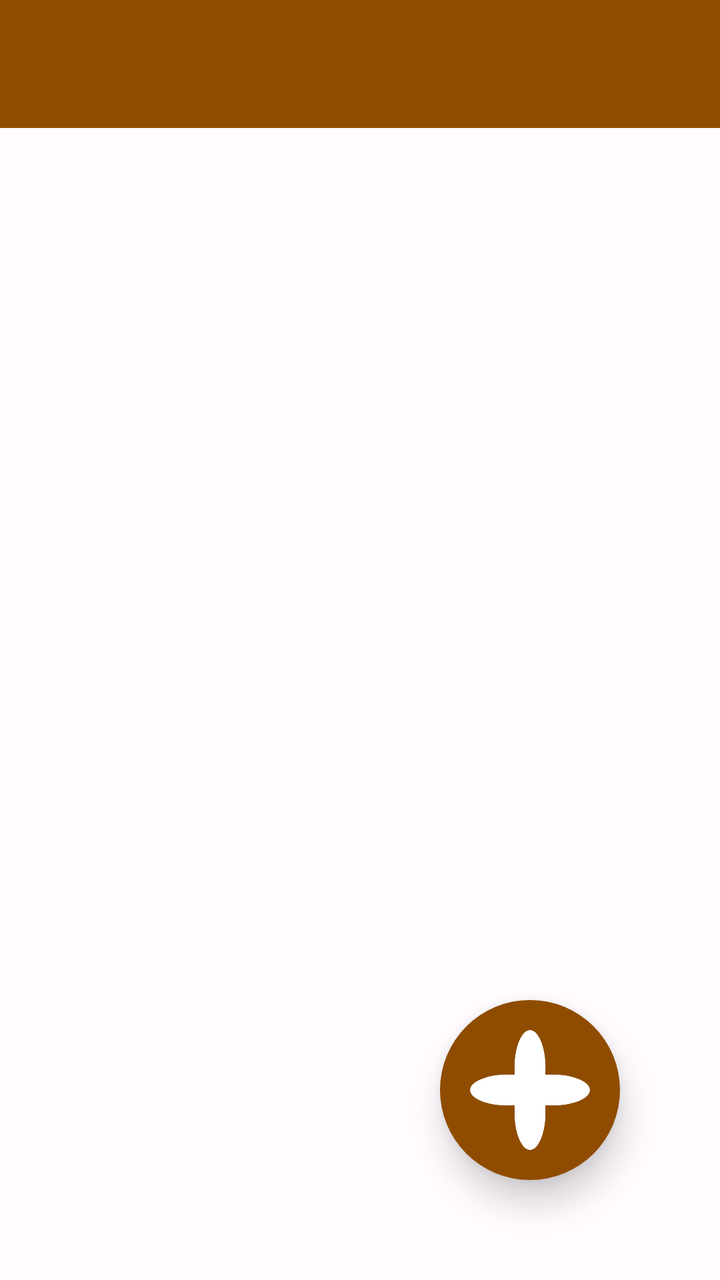
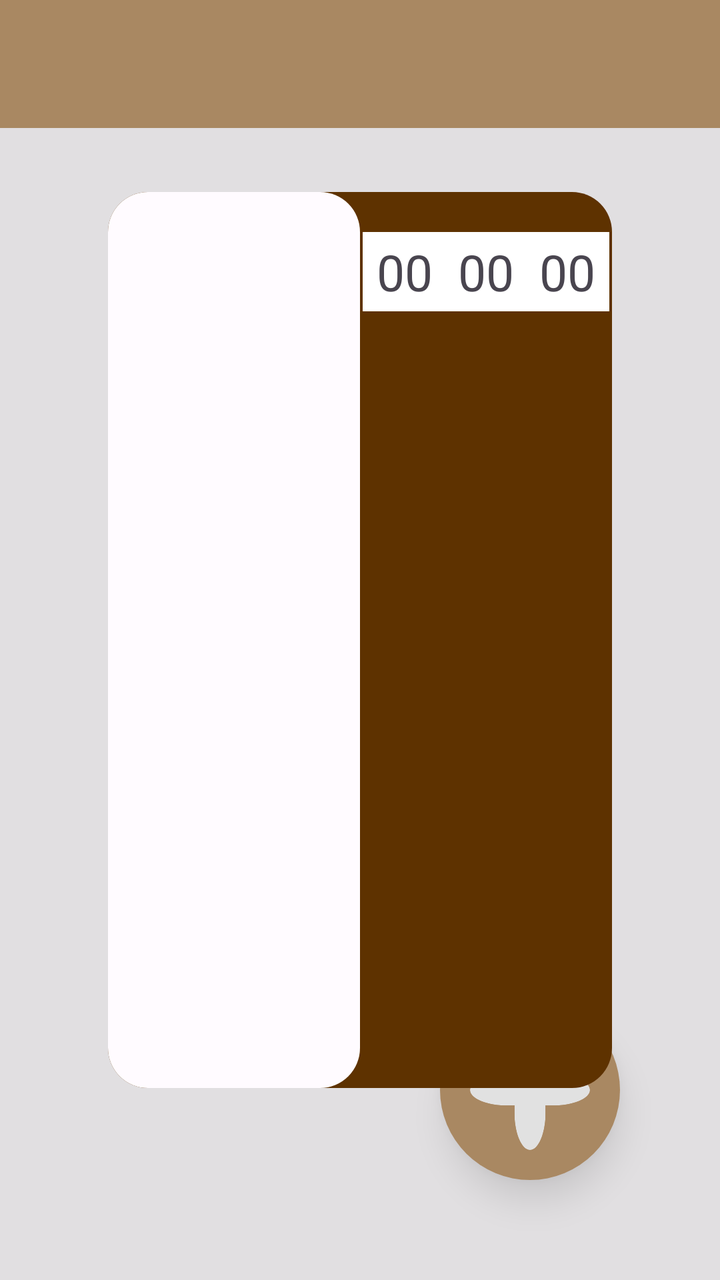

An Android layout rendered at two revisions. The XML below is the earlier revision; the diff shows what the commit changed to produce the second picture.
<!-- AndroidManifest.xml: application theme Theme.Panaderia -->
<!-- res/layout/main_layout.xml -->
<?xml version="1.0" encoding="utf-8"?>
<androidx.drawerlayout.widget.DrawerLayout
    xmlns:android="http://schemas.android.com/apk/res/android"
    xmlns:app="http://schemas.android.com/apk/res-auto"
    xmlns:tools="http://schemas.android.com/tools"
    android:id="@+id/drawer_layout"
    android:layout_width="match_parent"
    android:layout_height="match_parent"
    tools:openDrawer="start"
    android:focusable="true"
    android:focusableInTouchMode="true">
    
    <FrameLayout
        android:layout_width="match_parent"
        android:layout_height="match_parent">

        <LinearLayout xmlns:android="http://schemas.android.com/apk/res/android"
            xmlns:app="http://schemas.android.com/apk/res-auto"
            xmlns:tools="http://schemas.android.com/tools"
            android:orientation="vertical"
            android:layout_width="match_parent"
            android:layout_height="match_parent"
            tools:context=".MainActivity">

            <FrameLayout
                android:id="@+id/cabezera"
                android:layout_width="match_parent"
                android:layout_height="wrap_content">

                <com.google.android.material.appbar.MaterialToolbar
                    android:id="@+id/topAppBar2"
                    android:visibility="gone"
                    android:layout_width="match_parent"
                    android:layout_height="?attr/actionBarSize"
                    android:layout_marginTop="3dp"
                    android:background="?attr/colorSecondary"
                    style="@style/Widget.MaterialComponents.Toolbar.Primary" />

                <com.google.android.material.appbar.MaterialToolbar
                    android:id="@+id/topAppBar"
                    android:layout_width="match_parent"
                    android:layout_height="?attr/actionBarSize"
                    android:background="?attr/colorPrimary"
                    app:titleCentered="true"
                    app:titleTextColor="?attr/colorOnPrimary"
                    style="@style/Widget.MaterialComponents.Toolbar.Primary" />

                <com.google.android.material.appbar.MaterialToolbar
                    android:id="@+id/topAppBar3"
                    android:layout_width="80dp"
                    android:layout_height="match_parent"
                    android:layout_gravity="end"
                    android:background="?attr/colorPrimary"
                    android:layout_marginTop="3dp"
                    android:elevation="20dp"
                    android:visibility="gone"/>

            </FrameLayout>

            
            <FrameLayout
                android:id="@+id/fragment_container"
                android:layout_width="match_parent"
                android:layout_height="0dp"
                android:layout_weight="1"
                android:background="?attr/android:colorBackground">

                <LinearLayout
                    android:id="@+id/opciones"
                    android:elevation="10dp"
                    android:layout_gravity="end|bottom"
                    android:layout_width="90dp"
                    android:layout_height="90dp"
                    android:background="@drawable/circulo_completo"
                    android:backgroundTint="?attr/colorPrimary"
                    android:gravity="center"
                    android:layout_marginRight="50dp"
                    android:layout_marginBottom="50dp"
                    android:clickable="true"
                    android:focusable="true">

                    <View
                        android:layout_width="60dp"
                        android:layout_height="60dp"
                        android:background="@drawable/mas_blanco"/>

                </LinearLayout>

                <TextView
                    android:id="@+id/opcion1"
                    android:elevation="10dp"
                    android:layout_gravity="end|bottom"
                    android:layout_width="80dp"
                    android:layout_height="40dp"
                    android:background="@drawable/boton1"
                    android:backgroundTint="?attr/colorOnTertiary"
                    android:gravity="center"
                    android:textColor="?attr/colorOnPrimary"
                    android:layout_marginRight="55dp"
                    android:layout_marginBottom="160dp"
                    android:text="Pedido"
                    android:clickable="true"
                    android:focusable="true"
                    android:visibility="gone"/>

                <TextView
                    android:id="@+id/opcion2"
                    android:elevation="10dp"
                    android:layout_gravity="end|bottom"
                    android:layout_width="80dp"
                    android:layout_height="40dp"
                    android:background="@drawable/boton1"
                    android:backgroundTint="?attr/colorOnTertiaryContainer"
                    android:gravity="center"
                    android:textColor="?attr/colorOnPrimary"
                    android:layout_marginRight="55dp"
                    android:layout_marginBottom="210dp"
                    android:text="Moje"
                    android:clickable="true"
                    android:focusable="true"
                    android:visibility="gone"/>
                <TextView

                    android:id="@+id/opcion3"
                    android:elevation="10dp"
                    android:layout_gravity="end|bottom"
                    android:layout_width="80dp"
                    android:layout_height="40dp"
                    android:background="@drawable/boton1"
                    android:backgroundTint="?attr/colorOnTertiaryFixed"
                    android:gravity="center"
                    android:textColor="?attr/colorOnPrimary"
                    android:layout_marginRight="55dp"
                    android:layout_marginBottom="260dp"
                    android:text="Tiempo"
                    android:clickable="true"
                    android:focusable="true"
                    android:visibility="gone"/>

            </FrameLayout>

        </LinearLayout>


        
        <androidx.constraintlayout.widget.ConstraintLayout
            android:id="@+id/contenedorOculto"
            android:layout_width="match_parent"
            android:layout_height="match_parent"
            android:visibility="gone">

            <View
                android:layout_width="match_parent"
                android:layout_height="match_parent"
                android:background="#C4C4C4"
                android:alpha="0.5"/>
            
            <LinearLayout
                android:id="@+id/caja1"
                android:orientation="vertical"
                app:layout_constraintTop_toTopOf="parent"
                app:layout_constraintBottom_toBottomOf="parent"
                app:layout_constraintStart_toStartOf="parent"
                app:layout_constraintEnd_toEndOf="parent"
                android:layout_width="0dp"
                android:layout_height="0dp"
                app:layout_constraintWidth_percent="0.7"
                app:layout_constraintHeight_percent="0.7"
                android:background="@drawable/bordes_algo_redondos">

                
                <LinearLayout
                    android:layout_width="match_parent"
                    android:layout_height="150dp"
                    android:background="@drawable/bordes_circulo_arriba"
                    android:orientation="vertical"
                    android:gravity="center">

                    <TextView
                        android:layout_width="wrap_content"
                        android:layout_height="wrap_content"
                        android:textColor="?attr/colorOnPrimary"
                        android:text="Mojes"
                        android:textSize="30sp"
                        android:layout_marginBottom="15dp"
                        android:gravity="center"/>

                    <EditText
                        android:id="@+id/cantidadMojes"
                        android:layout_width="100dp"
                        android:layout_height="35dp"
                        android:background="@drawable/edittext_border_selector"
                        android:inputType="numberDecimal"
                        android:gravity="center"
                        android:text="1"
                        android:selectAllOnFocus="true"/>

                </LinearLayout>

                
                <ScrollView
                    android:layout_width="match_parent"
                    android:layout_height="0dp"
                    android:layout_weight="1">

                    <LinearLayout
                        android:id="@+id/cajaRecetas"
                        android:layout_width="match_parent"
                        android:layout_height="wrap_content"
                        android:orientation="vertical"
                        android:background="@drawable/bordes_circulo_abajo">

                    </LinearLayout>

                </ScrollView>

                
                <LinearLayout
                    android:layout_width="match_parent"
                    android:layout_height="80dp"
                    android:gravity="center">

                    <TextView
                        android:id="@+id/enviarMoje"
                        android:layout_width="120dp"
                        android:layout_height="40dp"
                        android:background="@drawable/redondo_sin_foco"
                        android:backgroundTint="?attr/colorOnTertiaryContainer"
                        android:textColor="?attr/colorOnPrimary"
                        android:gravity="center"
                        android:textSize="20dp"
                        android:text="Confirmar"/>

                </LinearLayout>


            </LinearLayout>

            
            <LinearLayout
                android:id="@+id/cerrarMojes"
                app:layout_constraintTop_toBottomOf="@id/caja1"
                app:layout_constraintStart_toStartOf="parent"
                app:layout_constraintEnd_toEndOf="parent"
                android:layout_width="90dp"
                android:layout_height="90dp"
                android:background="@drawable/circulo_completo"
                android:backgroundTint="?attr/colorOnTertiaryContainer"
                android:gravity="center"
                android:layout_marginTop="30dp"
                android:clickable="true"
                android:focusable="true"
                android:rotation="45">

                <View
                    android:layout_width="60dp"
                    android:layout_height="60dp"
                    android:background="@drawable/mas_blanco"/>

            </LinearLayout>
            
        </androidx.constraintlayout.widget.ConstraintLayout>
        
    </FrameLayout>

    
    <LinearLayout
        android:layout_width="280dp"
        android:layout_height="match_parent"
        android:layout_gravity="start"
        android:orientation="vertical"
        android:background="?android:attr/colorBackground">

        
        <include layout="@layout/nav_header_main" />

        
        <com.google.android.material.navigation.NavigationView
            android:id="@+id/navigation_view_top"
            android:layout_width="match_parent"
            android:layout_height="wrap_content"
            app:menu="@menu/navigation_drawer_menu_top"
            app:itemShapeAppearanceOverlay="@style/ShapeAppearanceOverlay.App.Cuadrado"
            app:itemShapeAppearance="@style/ShapeAppearanceOverlay.App.Cuadrado"/>

        
        <View
            android:layout_width="match_parent"
            android:layout_height="0dp"
            android:layout_weight="1" />

        
        
        <LinearLayout
            android:layout_width="match_parent"
            android:layout_height="wrap_content"
            android:orientation="horizontal"       android:gravity="end|center_vertical"
            android:padding="16dp">

            
            <ImageView
                android:id="@+id/icon_dark_mode"
                android:layout_width="32dp"
                android:layout_height="32dp"
                android:layout_marginEnd="16dp"
                android:src="@drawable/ic_dark_mode"
                android:background="?attr/selectableItemBackgroundBorderless"
                android:clickable="true"
                android:focusable="true"
                android:contentDescription="Activar modo oscuro" />

            
            <ImageView
                android:id="@+id/icon_light_mode"
                android:layout_width="32dp"
                android:layout_height="32dp"
                android:src="@drawable/ic_light_mode"
                android:background="?attr/selectableItemBackgroundBorderless"
                android:clickable="true"
                android:focusable="true"
                android:contentDescription="Activar modo claro" />
        </LinearLayout>

    </LinearLayout>

</androidx.drawerlayout.widget.DrawerLayout>
<!-- res/layout/nav_header_main.xml (included above) -->
<?xml version="1.0" encoding="utf-8"?>
<FrameLayout
    xmlns:android="http://schemas.android.com/apk/res/android"
    android:layout_width="match_parent"
    android:layout_height="wrap_content">

    <LinearLayout
        android:layout_height="?attr/actionBarSize"
        android:layout_width="match_parent"
        android:background="?attr/colorSecondary"
        android:layout_marginTop="3dp"/>

    <LinearLayout
        android:layout_height="?attr/actionBarSize"
        android:layout_width="match_parent"
        android:background="?attr/colorPrimary"
        android:gravity="center"
        android:orientation="vertical"
        android:paddingStart="16dp"
        android:paddingEnd="16dp">

        
        <TextView
            android:layout_width="wrap_content"
            android:layout_height="wrap_content"
            android:text="Panaderia"
            android:textColor="?attr/colorOnPrimary"
            android:textSize="20sp"
            android:textStyle="bold" />

    </LinearLayout>

</FrameLayout>
<!-- resources referenced by this layout -->
<resources>
  <!-- drawable bordes_algo_redondos (drawable) -->
  <?xml version="1.0" encoding="utf-8"?>
  <shape xmlns:android="http://schemas.android.com/apk/res/android"
      android:shape="rectangle">
      <solid android:color="?attr/android:colorBackground"/> 
          <corners android:radius="20dp"/> 
  </shape>
  <!-- drawable bordes_circulo_abajo (drawable) -->
  <?xml version="1.0" encoding="utf-8"?>
  <shape xmlns:android="http://schemas.android.com/apk/res/android"
      android:shape="rectangle">
  
      <solid android:color="?attr/android:colorBackground"/> 
  
      <corners
          android:topLeftRadius="0dp"
          android:topRightRadius="0dp"
          android:bottomLeftRadius="20dp"
          android:bottomRightRadius="20dp"/>
  </shape>
  <!-- drawable bordes_circulo_arriba (drawable) -->
  <?xml version="1.0" encoding="utf-8"?>
  <shape xmlns:android="http://schemas.android.com/apk/res/android"
      android:shape="rectangle">
  
      <solid android:color="?attr/colorOnTertiaryContainer"/> 
  
      <corners
          android:topLeftRadius="20dp"
          android:topRightRadius="20dp"
          android:bottomLeftRadius="0dp"
          android:bottomRightRadius="0dp"/>
  </shape>
  <!-- drawable boton1 (drawable) -->
  <?xml version="1.0" encoding="utf-8"?>
  <shape xmlns:android="http://schemas.android.com/apk/res/android"
      android:shape="rectangle">
  
      <solid android:color="?attr/android:colorBackground"/> 
      <stroke
          android:width="1dp"
          android:color="?attr/colorPrimary"/> 
          <corners android:radius="40dp"/> 
      <padding
          android:left="8dp"
          android:right="8dp" />
  </shape>
  <!-- drawable circulo_completo (drawable) -->
  <?xml version="1.0" encoding="utf-8"?>
  <shape xmlns:android="http://schemas.android.com/apk/res/android"
      android:shape="oval">
      <solid android:color="#4CAF50"/> 
  </shape>
  <!-- drawable edittext_border_selector (drawable) -->
  <?xml version="1.0" encoding="utf-8"?>
  <selector xmlns:android="http://schemas.android.com/apk/res/android">
      
      <item android:state_focused="true" android:drawable="@drawable/redondo_con_foco" />
      
      <item android:drawable="@drawable/redondo_sin_foco" />
  </selector>
  <!-- drawable redondo_sin_foco (drawable) -->
  <?xml version="1.0" encoding="utf-8"?>
  <shape xmlns:android="http://schemas.android.com/apk/res/android"
      android:shape="rectangle">
  
      <solid android:color="?attr/android:colorBackground"/> 
      <stroke
          android:width="1dp"
          android:color="?attr/colorSecondary"/> 
          <corners android:radius="5dp"/>
      <padding
          android:left="8dp"
          android:right="8dp" />
  </shape>
  <style name="ShapeAppearanceOverlay.App.Cuadrado" parent="">
          <item name="cornerFamily">rounded</item>
          <item name="cornerSize">0dp</item>
      </style>
  <!-- drawable redondo_con_foco (drawable) -->
  <?xml version="1.0" encoding="utf-8"?>
  <shape xmlns:android="http://schemas.android.com/apk/res/android"
      android:shape="rectangle">
  
      <solid android:color="?attr/android:colorBackground"/> 
      <stroke
          android:width="1dp"
          android:color="?attr/colorPrimary"/> 
          <corners android:radius="5dp"/> 
      <padding
          android:left="8dp"
          android:right="8dp" />
  </shape>
  <color name="md_theme_light_primary">#8F4C00</color>
  <color name="md_theme_light_shadow">#B5AC98</color>
  <color name="md_theme_light_onPrimary">#FFFFFF</color>
  <color name="md_theme_light_extra">#D9CEB6</color>
  <color name="md_theme_light_mas1">#8A4900</color>
  <color name="md_theme_light_mas2">#B86200</color>
  <color name="md_theme_light_mas3">#5E3200</color>
  <color name="md_theme_light_background">#FFFBFF</color>
  <color name="md_theme_light_surface">#FFFBFF</color>
  <color name="md_theme_light_onBackground">#201A17</color>
  <color name="md_theme_light_onSurface">#201A17</color>
  <color name="md_theme_light_select">#E6E6E6</color>
  <color name="md_theme_light_subfondo">#D1D1D1</color>
  <!-- unchanged entries left out for length: 4 -->
</resources>

<!-- the commit's change to res/layout/main_layout.xml (unified diff, before → after) -->
@@ -14,9 +14,8 @@
         android:layout_width="match_parent"
         android:layout_height="match_parent">
 
-        <LinearLayout xmlns:android="http://schemas.android.com/apk/res/android"
-            xmlns:app="http://schemas.android.com/apk/res-auto"
-            xmlns:tools="http://schemas.android.com/tools"
+        
+        <LinearLayout
             android:orientation="vertical"
             android:layout_width="match_parent"
             android:layout_height="match_parent"
@@ -65,6 +64,7 @@
                 android:layout_weight="1"
                 android:background="?attr/android:colorBackground">
 
+                
                 <LinearLayout
                     android:id="@+id/opciones"
                     android:elevation="10dp"
@@ -85,9 +85,9 @@
                         android:background="@drawable/mas_blanco"/>
 
                 </LinearLayout>
-
+                
                 <TextView
-                    android:id="@+id/opcion1"
+                    android:id="@+id/TVBotonPedido"
                     android:elevation="10dp"
                     android:layout_gravity="end|bottom"
                     android:layout_width="80dp"
@@ -102,9 +102,9 @@
                     android:clickable="true"
                     android:focusable="true"
                     android:visibility="gone"/>
-
+                
                 <TextView
-                    android:id="@+id/opcion2"
+                    android:id="@+id/TVBotonMoje"
                     android:elevation="10dp"
                     android:layout_gravity="end|bottom"
                     android:layout_width="80dp"
@@ -119,9 +119,9 @@
                     android:clickable="true"
                     android:focusable="true"
                     android:visibility="gone"/>
+                
                 <TextView
-
-                    android:id="@+id/opcion3"
+                    android:id="@+id/TVBotonTiempo"
                     android:elevation="10dp"
                     android:layout_gravity="end|bottom"
                     android:layout_width="80dp"
@@ -144,11 +144,12 @@
 
         
         <androidx.constraintlayout.widget.ConstraintLayout
-            android:id="@+id/contenedorOculto"
+            android:id="@+id/CLMojes"
             android:layout_width="match_parent"
             android:layout_height="match_parent"
             android:visibility="gone">
 
+            
             <View
                 android:layout_width="match_parent"
                 android:layout_height="match_parent"
@@ -156,7 +157,7 @@
                 android:alpha="0.5"/>
             
             <LinearLayout
-                android:id="@+id/caja1"
+                android:id="@+id/LLCajaMojes"
                 android:orientation="vertical"
                 app:layout_constraintTop_toTopOf="parent"
                 app:layout_constraintBottom_toBottomOf="parent"
@@ -238,19 +239,19 @@
 
             
             <LinearLayout
-                android:id="@+id/cerrarMojes"
-                app:layout_constraintTop_toBottomOf="@id/caja1"
-                app:layout_constraintStart_toStartOf="parent"
+                android:id="@+id/LLBotonCerrarMojes"
+                android:rotation="45"
+                app:layout_constraintBottom_toBottomOf="parent"
                 app:layout_constraintEnd_toEndOf="parent"
                 android:layout_width="90dp"
                 android:layout_height="90dp"
                 android:background="@drawable/circulo_completo"
-                android:backgroundTint="?attr/colorOnTertiaryContainer"
+                android:backgroundTint="?attr/colorPrimary"
                 android:gravity="center"
-                android:layout_marginTop="30dp"
+                android:layout_marginRight="50dp"
+                android:layout_marginBottom="50dp"
                 android:clickable="true"
-                android:focusable="true"
-                android:rotation="45">
+                android:focusable="true">
 
                 <View
                     android:layout_width="60dp"
@@ -259,6 +260,68 @@
 
             </LinearLayout>
             
+        </androidx.constraintlayout.widget.ConstraintLayout>
+
+        
+        <androidx.constraintlayout.widget.ConstraintLayout
+            android:id="@+id/CLTiempos"
+            android:layout_width="match_parent"
+            android:layout_height="match_parent">
+
+            
+            <View
+                android:layout_width="match_parent"
+                android:layout_height="match_parent"
+                android:background="#C4C4C4"
+                android:alpha="0.5"/>
+            
+            <LinearLayout
+                android:id="@+id/LLCajaTiempos"
+                android:orientation="horizontal"
+                app:layout_constraintTop_toTopOf="parent"
+                app:layout_constraintBottom_toBottomOf="parent"
+                app:layout_constraintStart_toStartOf="parent"
+                app:layout_constraintEnd_toEndOf="parent"
+                android:layout_width="0dp"
+                android:layout_height="0dp"
+                app:layout_constraintWidth_percent="0.7"
+                app:layout_constraintHeight_percent="0.7"
+                android:background="@drawable/bordes_algo_redondos"
+                android:backgroundTint="?attr/colorOnTertiaryFixed">
+
+                
+                <LinearLayout
+                    android:layout_width="0dp"
+                    android:layout_height="match_parent"
+                    android:layout_weight="1"
+                    android:orientation="vertical"
+                    android:background="@drawable/bordes_algo_redondos">
+
+                </LinearLayout>
+
+                
+                <androidx.constraintlayout.widget.ConstraintLayout
+                    android:layout_width="0dp"
+                    android:layout_height="match_parent"
+                    android:layout_weight="1">
+
+                    <TextView
+                        android:layout_width="wrap_content"
+                        android:layout_height="wrap_content"
+                        app:layout_constraintTop_toTopOf="parent"
+                        app:layout_constraintStart_toStartOf="parent"
+                        app:layout_constraintEnd_toEndOf="parent"
+                        android:layout_marginTop="20dp"
+                        android:textSize="25dp"
+                        android:paddingVertical="3dp"
+                        android:paddingHorizontal="7dp"
+                        android:background="@android:color/white"
+                        android:text="00  00  00"/>
+
+                </androidx.constraintlayout.widget.ConstraintLayout>
+
+            </LinearLayout>
+
         </androidx.constraintlayout.widget.ConstraintLayout>
         
     </FrameLayout>
